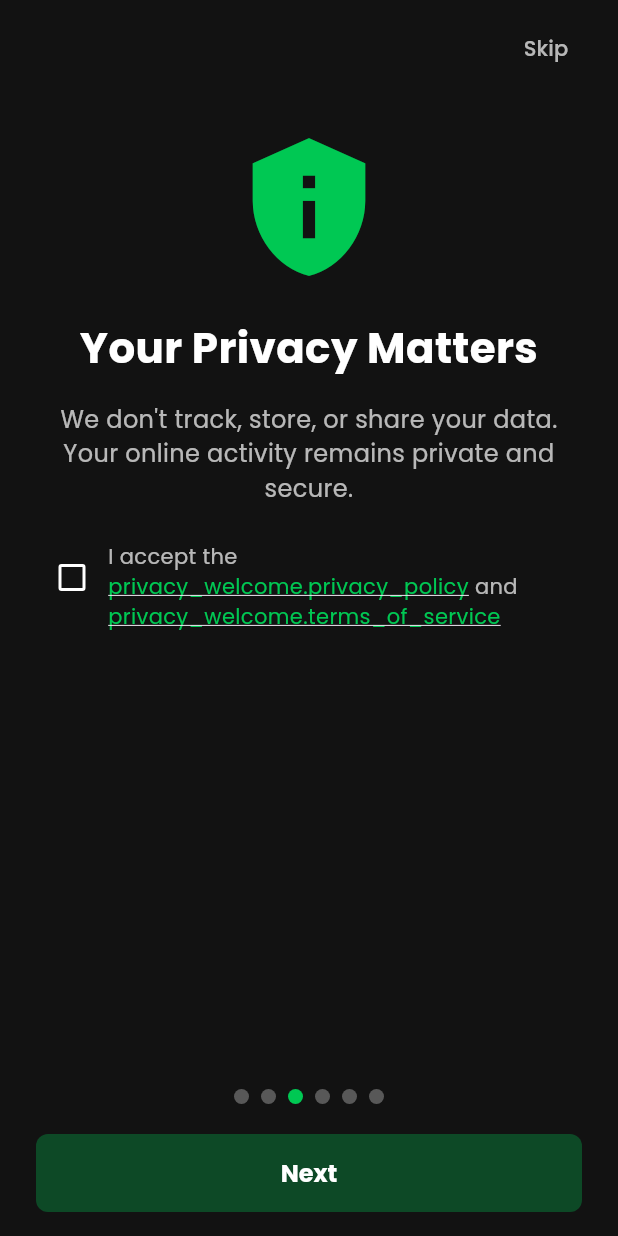
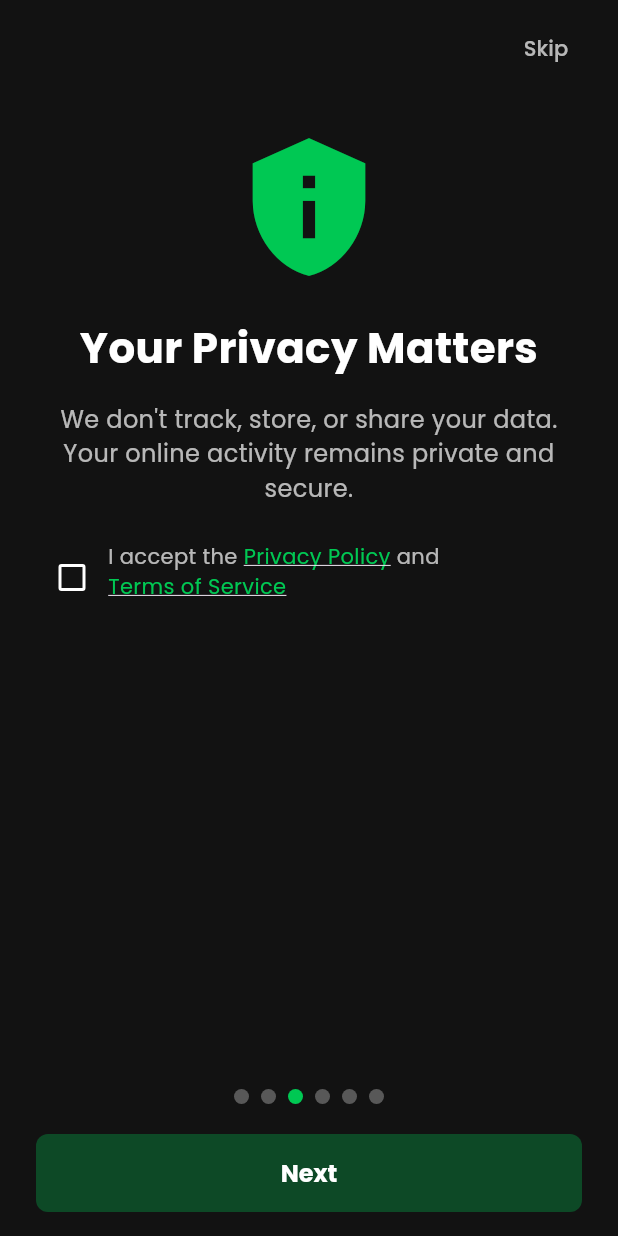
Before and after one commit to rianphlox/n-vpn, a Flutter app: the screen it shows after launch, swiped to page 3, on a phone screen of 412 x 824 dp. Run offline on Flutter 3.47's test engine with Material 3 defaults, Android fonts, the phone set to English and light mode, and no system bars; our stand-ins replace file_picker, flutter_animate, google_fonts, image_picker, plugin_platform_interface, shared_preferences and 1 more; network calls fail.

Commit message:
Update privacy_welcome_screen.dart

```diff
--- a/lib/screens/privacy_welcome_screen.dart
+++ b/lib/screens/privacy_welcome_screen.dart
@@ -699,7 +699,7 @@ class _PrivacyWelcomeScreenState extends State<PrivacyWelcomeScreen> {
                               }
                             },
                             child: Text(
-                              context.tr('privacy_welcome.privacy_policy'),
+                              context.tr('about.privacy_policy'),
                               style: checkboxTextStyle.copyWith(
                                 color: AppTheme.primaryGreen,
                                 decoration: TextDecoration.underline,
@@ -737,7 +737,7 @@ class _PrivacyWelcomeScreenState extends State<PrivacyWelcomeScreen> {
                               }
                             },
                             child: Text(
-                              context.tr('privacy_welcome.terms_of_service'),
+                              context.tr('about.terms_of_service'),
                               style: checkboxTextStyle.copyWith(
                                 color: AppTheme.primaryGreen,
                                 decoration: TextDecoration.underline,
```
